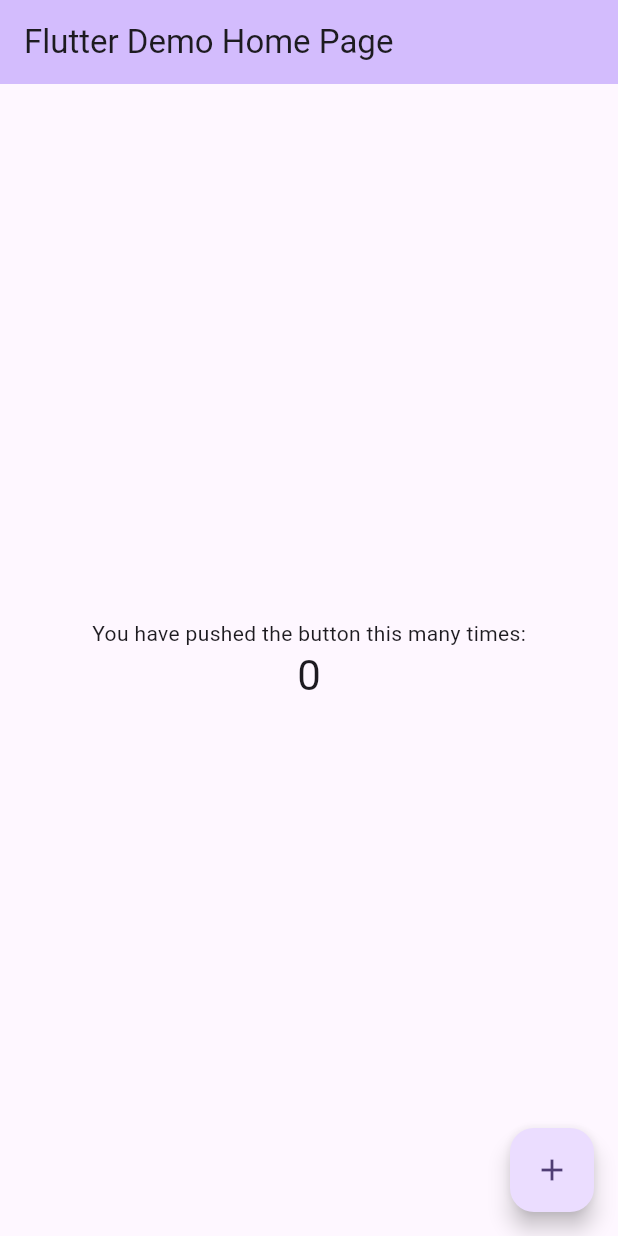
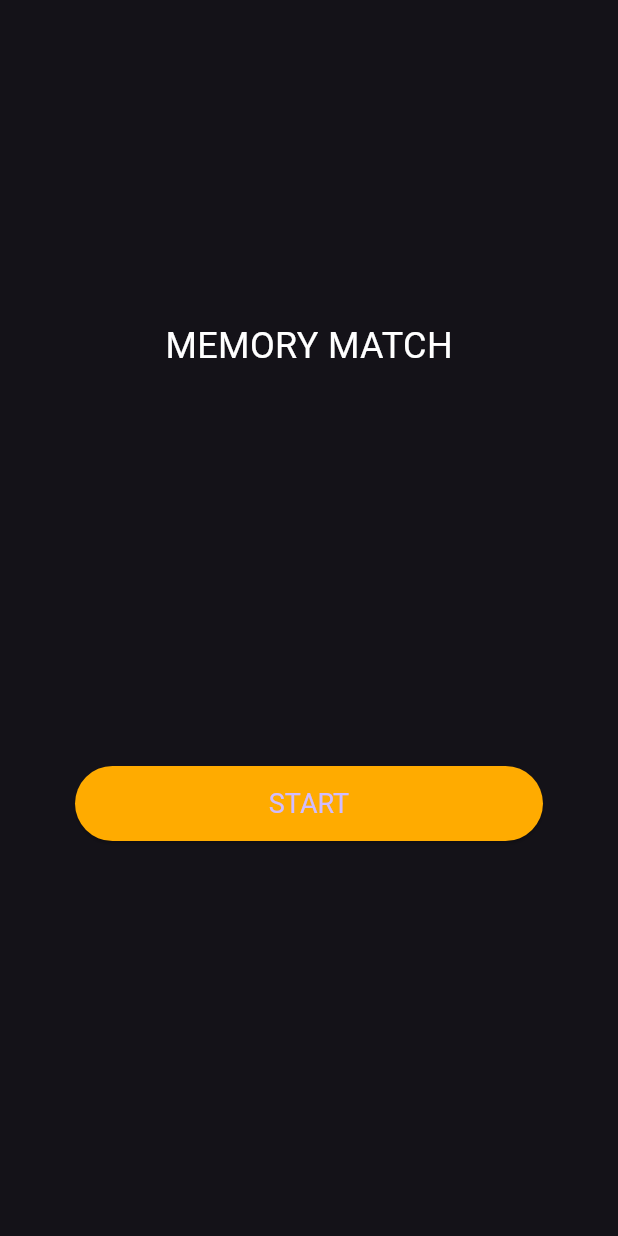
Before and after one commit to DaDrummerthe1st/memory, a Flutter app: the screen it shows after launch, on a phone screen of 412 x 824 dp. Run offline on Flutter 3.47's test engine with Material 3 defaults, Android fonts, the phone set to English and light mode, and no system bars.

Commit message:
even more transposed code

```diff
--- a/lib/main.dart
+++ b/lib/main.dart
@@ -1,125 +1,9 @@
 import 'package:flutter/material.dart';
 
+import 'package:memory/the_memory_match_game.dart';
+
 void main() {
-  runApp(const MyApp());
+  runApp(
+    const TheMemoryMatchGame(),
+  );
 }
-
-class MyApp extends StatelessWidget {
-  const MyApp({super.key});
-
-  // This widget is the root of your application.
-  @override
-  Widget build(BuildContext context) {
-    return MaterialApp(
-      title: 'Flutter Demo',
-      theme: ThemeData(
-        // This is the theme of your application.
-        //
-        // TRY THIS: Try running your application with "flutter run". You'll see
-        // the application has a purple toolbar. Then, without quitting the app,
-        // try changing the seedColor in the colorScheme below to Colors.green
-        // and then invoke "hot reload" (save your changes or press the "hot
-        // reload" button in a Flutter-supported IDE, or press "r" if you used
-        // the command line to start the app).
-        //
-        // Notice that the counter didn't reset back to zero; the application
-        // state is not lost during the reload. To reset the state, use hot
-        // restart instead.
-        //
-        // This works for code too, not just values: Most code changes can be
-        // tested with just a hot reload.
-        colorScheme: ColorScheme.fromSeed(seedColor: Colors.deepPurple),
-        useMaterial3: true,
-      ),
-      home: const MyHomePage(title: 'Flutter Demo Home Page'),
-    );
-  }
-}
-
-class MyHomePage extends StatefulWidget {
-  const MyHomePage({super.key, required this.title});
-
-  // This widget is the home page of your application. It is stateful, meaning
-  // that it has a State object (defined below) that contains fields that affect
-  // how it looks.
-
-  // This class is the configuration for the state. It holds the values (in this
-  // case the title) provided by the parent (in this case the App widget) and
-  // used by the build method of the State. Fields in a Widget subclass are
-  // always marked "final".
-
-  final String title;
-
-  @override
-  State<MyHomePage> createState() => _MyHomePageState();
-}
-
-class _MyHomePageState extends State<MyHomePage> {
-  int _counter = 0;
-
-  void _incrementCounter() {
-    setState(() {
-      // This call to setState tells the Flutter framework that something has
-      // changed in this State, which causes it to rerun the build method below
-      // so that the display can reflect the updated values. If we changed
-      // _counter without calling setState(), then the build method would not be
-      // called again, and so nothing would appear to happen.
-      _counter++;
-    });
-  }
-
-  @override
-  Widget build(BuildContext context) {
-    // This method is rerun every time setState is called, for instance as done
-    // by the _incrementCounter method above.
-    //
-    // The Flutter framework has been optimized to make rerunning build methods
-    // fast, so that you can just rebuild anything that needs updating rather
-    // than having to individually change instances of widgets.
-    return Scaffold(
-      appBar: AppBar(
-        // TRY THIS: Try changing the color here to a specific color (to
-        // Colors.amber, perhaps?) and trigger a hot reload to see the AppBar
-        // change color while the other colors stay the same.
-        backgroundColor: Theme.of(context).colorScheme.inversePrimary,
-        // Here we take the value from the MyHomePage object that was created by
-        // the App.build method, and use it to set our appbar title.
-        title: Text(widget.title),
-      ),
-      body: Center(
-        // Center is a layout widget. It takes a single child and positions it
-        // in the middle of the parent.
-        child: Column(
-          // Column is also a layout widget. It takes a list of children and
-          // arranges them vertically. By default, it sizes itself to fit its
-          // children horizontally, and tries to be as tall as its parent.
-          //
-          // Column has various properties to control how it sizes itself and
-          // how it positions its children. Here we use mainAxisAlignment to
-          // center the children vertically; the main axis here is the vertical
-          // axis because Columns are vertical (the cross axis would be
-          // horizontal).
-          //
-          // TRY THIS: Invoke "debug painting" (choose the "Toggle Debug Paint"
-          // action in the IDE, or press "p" in the console), to see the
-          // wireframe for each widget.
-          mainAxisAlignment: MainAxisAlignment.center,
-          children: <Widget>[
-            const Text(
-              'You have pushed the button this many times:',
-            ),
-            Text(
-              '$_counter',
-              style: Theme.of(context).textTheme.headlineMedium,
-            ),
-          ],
-        ),
-      ),
-      floatingActionButton: FloatingActionButton(
-        onPressed: _incrementCounter,
-        tooltip: 'Increment',
-        child: const Icon(Icons.add),
-      ), // This trailing comma makes auto-formatting nicer for build methods.
-    );
-  }
-}
--- /dev/null
+++ b/lib/the_memory_match_game.dart
@@ -0,0 +1,19 @@
+import 'package:flutter/material.dart';
+
+import 'package:memory/ui/pages/startup_page.dart';
+
+class TheMemoryMatchGame extends StatelessWidget{
+  const TheMemoryMatchGame({
+    Key? key,
+  }) : super(key: key);
+
+  @override
+  Widget build(BuildContext context) {
+    return MaterialApp(
+      home: const StartupPage(),
+      title: 'The MemoryMatch Game',
+      theme: ThemeData.dark(),
+      debugShowCheckedModeBanner: false,
+    );
+  }
+}
--- /dev/null
+++ b/lib/ui/pages/startup_page.dart
@@ -0,0 +1,36 @@
+import 'package:flutter/material.dart';
+
+import 'package:memory/ui/pages/memory_match_page.dart';
+import 'package:memory/ui/widgets/game_button.dart';
+
+class StartupPage extends StatelessWidget {
+  const StartupPage({super.key});
+
+  @override
+  Widget build(BuildContext context) {
+    return Scaffold(
+      body: SafeArea(
+        child: Column(
+          mainAxisAlignment: MainAxisAlignment.spaceEvenly,
+          crossAxisAlignment: CrossAxisAlignment.center,
+          children: [
+            const Center(
+              child: Text(
+                'MEMORY MATCH',
+                style: TextStyle(fontSize: 24, color: Colors.white),
+              ),
+            ),
+            GameButton(
+              onPressed: () {
+                Navigator.of(context).pushReplacement(
+                  MaterialPageRoute(builder: (BuildContext context) {
+                    return const MemoryMatchPage();
+                }));
+              },
+              title: 'START',
+            ),
+          ]),
+        ),
+    );
+  }
+}
```
Also changed, not shown: lib/ui/pages/memory_match_page.dart (added, +94 -0 lines), lib/ui/widgets/memory_card.dart (added, +46 -0 lines).
